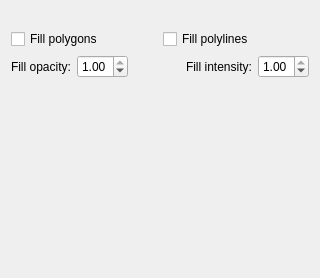
Old version of the form src/qt-widgets/ReconstructLayerOptionsWidgetUi.ui in the repository GPlates/GPlates.
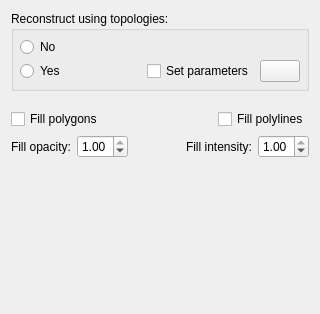
New version of the form. Icons and pictures are not drawn.

Diff of the .ui file:
```diff
--- a/src/qt-widgets/ReconstructLayerOptionsWidgetUi.ui
+++ b/src/qt-widgets/ReconstructLayerOptionsWidgetUi.ui
@@ -7,16 +7,103 @@
     <x>0</x>
     <y>0</y>
     <width>320</width>
-    <height>278</height>
+    <height>314</height>
    </rect>
   </property>
-  <layout class="QVBoxLayout" name="verticalLayout">
+  <layout class="QVBoxLayout" name="verticalLayout_3">
+   <item>
+    <widget class="QGroupBox" name="use_topologies_group_box">
+     <property name="title">
+      <string>Reconstruct using topologies:</string>
+     </property>
+     <layout class="QVBoxLayout" name="verticalLayout">
+      <property name="spacing">
+       <number>3</number>
+      </property>
+      <property name="margin">
+       <number>6</number>
+      </property>
+      <item>
+       <layout class="QHBoxLayout" name="horizontalLayout_3">
+        <property name="spacing">
+         <number>3</number>
+        </property>
+        <item>
+         <widget class="QRadioButton" name="dont_use_topologies_radio_button">
+          <property name="text">
+           <string>No</string>
+          </property>
+         </widget>
+        </item>
+        <item>
+         <spacer name="horizontalSpacer_3">
+          <property name="orientation">
+           <enum>Qt::Horizontal</enum>
+          </property>
+          <property name="sizeHint" stdset="0">
+           <size>
+            <width>40</width>
+            <height>20</height>
+           </size>
+          </property>
+         </spacer>
+        </item>
+       </layout>
+      </item>
+      <item>
+       <layout class="QHBoxLayout" name="horizontalLayout_2">
+        <property name="spacing">
+         <number>3</number>
+        </property>
+        <item>
+         <widget class="QRadioButton" name="use_topologies_radio_button">
+          <property name="text">
+           <string>Yes</string>
+          </property>
+         </widget>
+        </item>
+        <item>
+         <spacer name="horizontalSpacer_4">
+          <property name="orientation">
+           <enum>Qt::Horizontal</enum>
+          </property>
+          <property name="sizeHint" stdset="0">
+           <size>
+            <width>40</width>
+            <height>20</height>
+           </size>
+          </property>
+         </spacer>
+        </item>
+        <item>
+         <widget class="QCheckBox" name="prompt_set_topology_reconstruction_parameters_check_box">
+          <property name="text">
+           <string>Set parameters</string>
+          </property>
+         </widget>
+        </item>
+        <item>
+         <widget class="QWidget" name="set_deformation_placeholder_widget" native="true"/>
+        </item>
+        <item>
+         <widget class="QPushButton" name="push_button_help_reconstruct_using_topologies">
+          <property name="text">
+           <string/>
+          </property>
+          <property name="icon">
+           <iconset resource="../qt-resources/qt_widgets.qrc">
+            <normaloff>:/human_help_browser_16.png</normaloff>:/human_help_browser_16.png</iconset>
+          </property>
+         </widget>
+        </item>
+       </layout>
+      </item>
+     </layout>
+    </widget>
+   </item>
    <item>
     <widget class="QWidget" name="set_vgp_visibility_placeholder_widget" native="true"/>
    </item>
-   <item>
-    <widget class="QWidget" name="set_deformation_placeholder_widget" native="true"/>
-   </item>
    <item>
     <widget class="QWidget" name="draw_style_placeholder_widget" native="true"/>
    </item>
@@ -29,6 +116,19 @@
        </property>
       </widget>
      </item>
+     <item>
+      <spacer name="horizontalSpacer_2">
+       <property name="orientation">
+        <enum>Qt::Horizontal</enum>
+       </property>
+       <property name="sizeHint" stdset="0">
+        <size>
+         <width>40</width>
+         <height>20</height>
+        </size>
+       </property>
+      </spacer>
+     </item>
      <item>
       <widget class="QCheckBox" name="fill_polylines">
        <property name="text">
@@ -49,6 +149,9 @@
      </item>
      <item>
       <widget class="QDoubleSpinBox" name="fill_opacity_spinbox">
+       <property name="keyboardTracking">
+        <bool>false</bool>
+       </property>
        <property name="maximum">
         <double>1.000000000000000</double>
        </property>
@@ -82,6 +185,9 @@
      </item>
      <item>
       <widget class="QDoubleSpinBox" name="fill_intensity_spinbox">
+       <property name="keyboardTracking">
+        <bool>false</bool>
+       </property>
        <property name="maximum">
         <double>1.000000000000000</double>
        </property>
```
